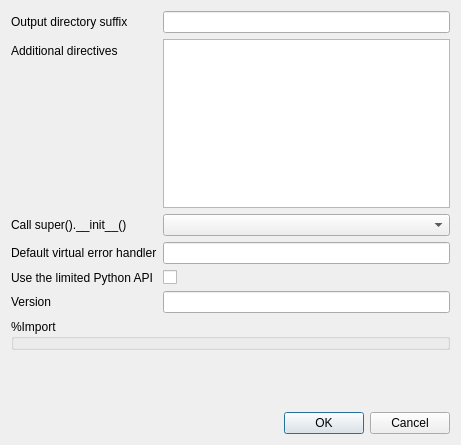
Old version of the form metasip/api_editor/Designer/ModulePropertiesBase.ui in the repository Python-SIP/metasip.
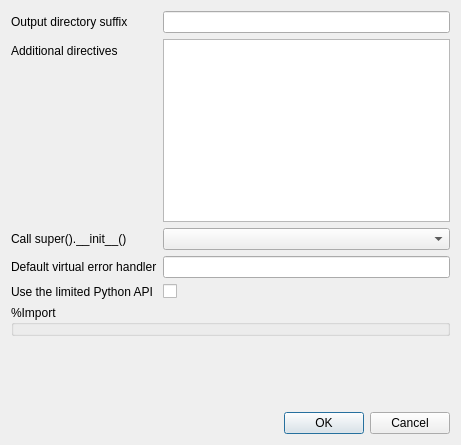
New version of the form.

Commit message: Removed the 'version' attribute from the <module> element.

```diff
--- a/metasip/api_editor/Designer/ModulePropertiesBase.ui
+++ b/metasip/api_editor/Designer/ModulePropertiesBase.ui
@@ -74,16 +74,6 @@
        </property>
       </widget>
      </item>
-     <item row="5" column="0">
-      <widget class="QLabel" name="label_3">
-       <property name="text">
-        <string>Version</string>
-       </property>
-      </widget>
-     </item>
-     <item row="5" column="1">
-      <widget class="QLineEdit" name="version"/>
-     </item>
     </layout>
    </item>
    <item>
```
The commit also changes 7 other files.
